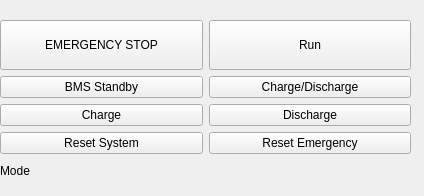
pgTech123/Luciole, file UI/controls.ui: the form before one commit.
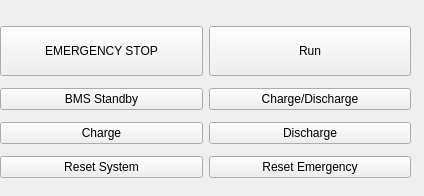
The form after the commit.

The edit to the form file:
```diff
--- a/UI/controls.ui
+++ b/UI/controls.ui
@@ -19,29 +19,10 @@
      <x>0</x>
      <y>20</y>
      <width>411</width>
-     <height>161</height>
+     <height>168</height>
     </rect>
    </property>
-   <layout class="QGridLayout" name="gridLayout" rowstretch="0,0,0,0,0,0,0,0">
-    <item row="1" column="2">
-     <widget class="QPushButton" name="pushButtonLock">
-      <property name="sizePolicy">
-       <sizepolicy hsizetype="Minimum" vsizetype="Maximum">
-        <horstretch>0</horstretch>
-        <verstretch>0</verstretch>
-       </sizepolicy>
-      </property>
-      <property name="minimumSize">
-       <size>
-        <width>0</width>
-        <height>50</height>
-       </size>
-      </property>
-      <property name="text">
-       <string>Run</string>
-      </property>
-     </widget>
-    </item>
+   <layout class="QGridLayout" name="gridLayout" rowstretch="0,0,0,0,0,0">
     <item row="2" column="1">
      <widget class="QPushButton" name="pushButtonStb">
       <property name="text">
@@ -49,6 +30,39 @@
       </property>
      </widget>
     </item>
+    <item row="1" column="2">
+     <widget class="QPushButton" name="pushButtonLock">
+      <property name="sizePolicy">
+       <sizepolicy hsizetype="Minimum" vsizetype="Maximum">
+        <horstretch>0</horstretch>
+        <verstretch>0</verstretch>
+       </sizepolicy>
+      </property>
+      <property name="minimumSize">
+       <size>
+        <width>0</width>
+        <height>50</height>
+       </size>
+      </property>
+      <property name="text">
+       <string>Run</string>
+      </property>
+     </widget>
+    </item>
+    <item row="3" column="1">
+     <widget class="QPushButton" name="pushButtonChg">
+      <property name="text">
+       <string>Charge</string>
+      </property>
+     </widget>
+    </item>
+    <item row="4" column="2">
+     <widget class="QPushButton" name="pushButtonRstEmergency">
+      <property name="text">
+       <string>Reset Emergency</string>
+      </property>
+     </widget>
+    </item>
     <item row="1" column="1">
      <widget class="QPushButton" name="pushButtonEmergencyStop">
       <property name="enabled">
@@ -71,19 +85,6 @@
       </property>
      </widget>
     </item>
-    <item row="6" column="1">
-     <widget class="QLabel" name="modeLabel">
-      <property name="sizePolicy">
-       <sizepolicy hsizetype="Preferred" vsizetype="Preferred">
-        <horstretch>0</horstretch>
-        <verstretch>0</verstretch>
-       </sizepolicy>
-      </property>
-      <property name="text">
-       <string>Mode</string>
-      </property>
-     </widget>
-    </item>
     <item row="2" column="2">
      <widget class="QPushButton" name="pushButtonChgDsg">
       <property name="text">
@@ -91,20 +92,6 @@
       </property>
      </widget>
     </item>
-    <item row="4" column="1">
-     <widget class="QPushButton" name="pushButtonReset">
-      <property name="text">
-       <string>Reset System</string>
-      </property>
-     </widget>
-    </item>
-    <item row="4" column="2">
-     <widget class="QPushButton" name="pushButtonRstEmergency">
-      <property name="text">
-       <string>Reset Emergency</string>
-      </property>
-     </widget>
-    </item>
     <item row="3" column="2">
      <widget class="QPushButton" name="pushButtonDsg">
       <property name="text">
@@ -112,10 +99,10 @@
       </property>
      </widget>
     </item>
-    <item row="3" column="1">
-     <widget class="QPushButton" name="pushButtonChg">
+    <item row="4" column="1">
+     <widget class="QPushButton" name="pushButtonReset">
       <property name="text">
-       <string>Charge</string>
+       <string>Reset System</string>
       </property>
      </widget>
     </item>
```
